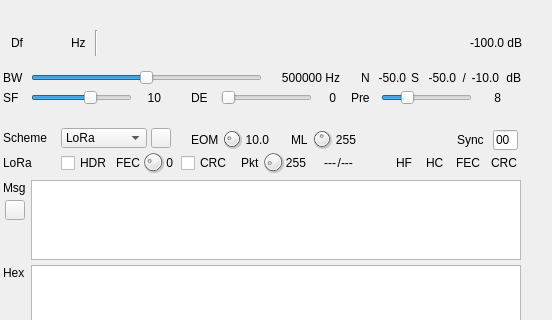
Old version of the form plugins/channelrx/demodlora/lorademodgui.ui in the repository f4exb/sdrangel; both pictures show x 0 to 552 and y 0 to 320 of the 552 by 680 pixel window.
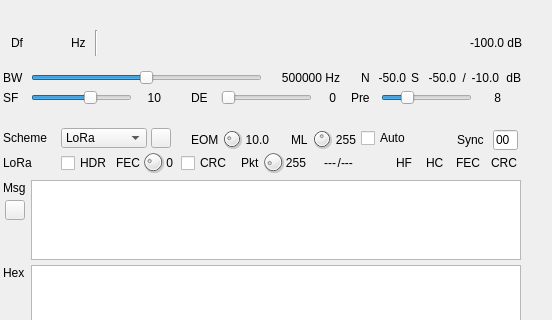
New version of the form. Icons and pictures are not drawn. Custom widgets are drawn as their Qt base class.

```diff
--- a/plugins/channelrx/demodlora/lorademodgui.ui
+++ b/plugins/channelrx/demodlora/lorademodgui.ui
@@ -1197,6 +1197,22 @@
      <string>9998</string>
     </property>
    </widget>
+   <widget class="QCheckBox" name="messageLengthAuto">
+    <property name="geometry">
+     <rect>
+      <x>360</x>
+      <y>10</y>
+      <width>50</width>
+      <height>16</height>
+     </rect>
+    </property>
+    <property name="toolTip">
+     <string>Set message length in symbols automatically to provided message length (LoRa only)</string>
+    </property>
+    <property name="text">
+     <string>Auto</string>
+    </property>
+   </widget>
   </widget>
   <widget class="QWidget" name="spectrumContainer" native="true">
    <property name="geometry">
```
Left out of the diff: 6 changed lines with no effect on the pictures.
